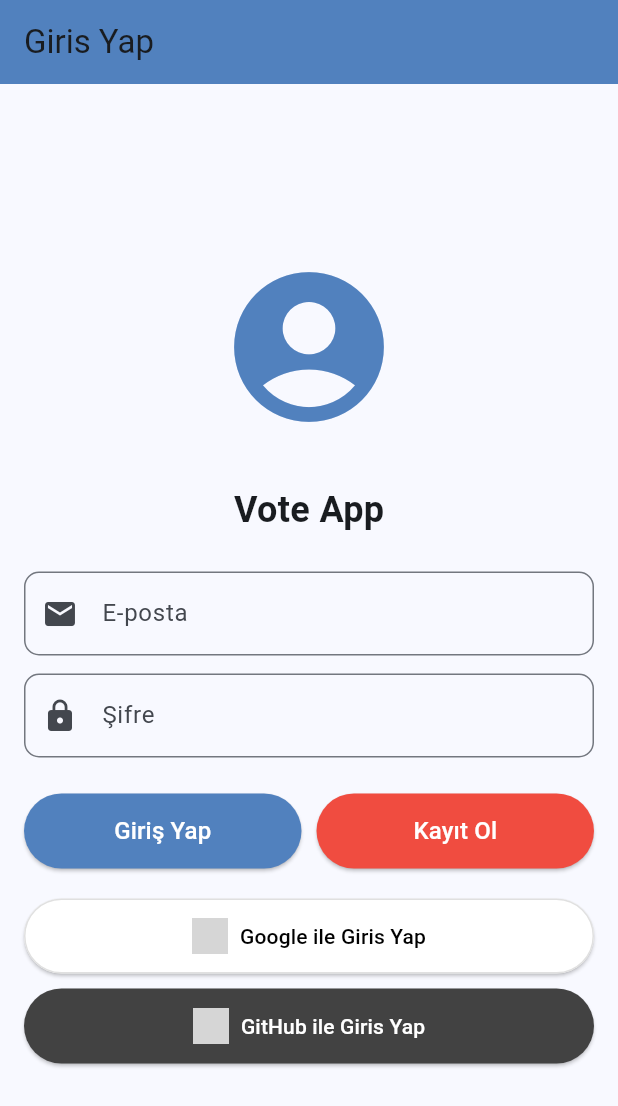
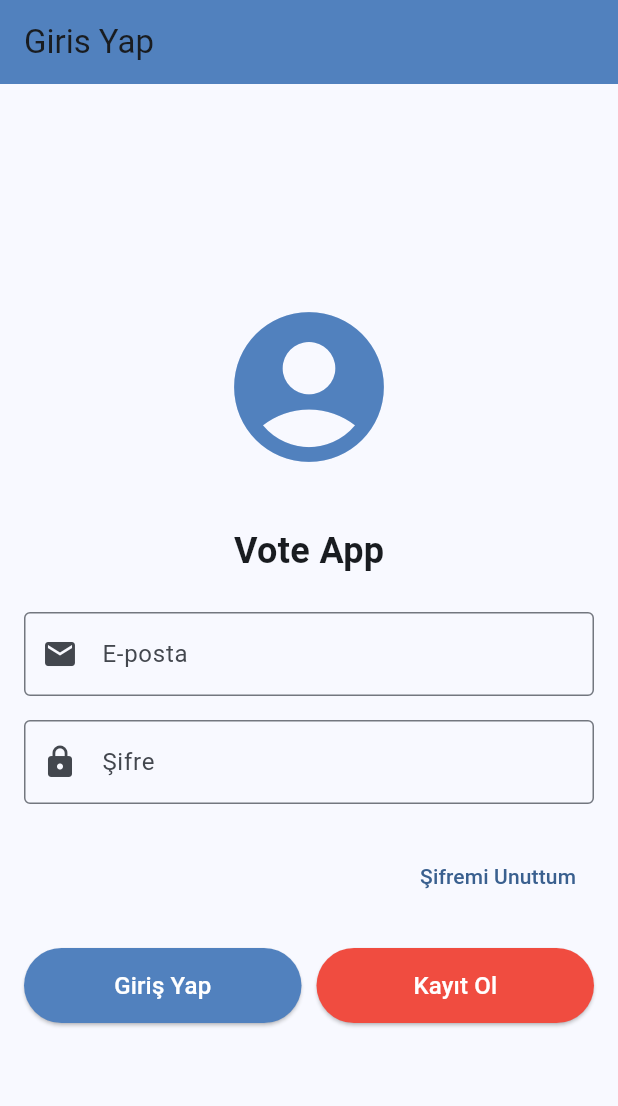
Before and after one commit to Cazi-r/Voxure, a Flutter app: the screen it shows after launch, on a phone screen of 412 x 824 dp. Shown: the top 1106 px of the screen. Run offline on Flutter 3.47's test engine with Material 3 defaults, Android fonts, the phone set to English and light mode, and no system bars; our stand-ins replace cloud_firestore, firebase_auth, firebase_core, shared_preferences, sqflite, supabase_flutter; accounts and stored records are empty; grey boxes are pictures that could not be loaded.

Commit message:
Google ve github kaldırıldı

```diff
--- a/lib/screens/login_page.dart
+++ b/lib/screens/login_page.dart
@@ -102,36 +102,46 @@ class _LoginPageState extends State<LoginPage> {
                   // E-posta giriş alanı
                   TextField(
                     controller: emailController,
+                    keyboardType: TextInputType.emailAddress,
                     decoration: InputDecoration(
-                        labelText: "E-posta",
-                        prefixIcon: Icon(Icons.email),
-                        border: OutlineInputBorder(
-                            borderRadius: BorderRadius.circular(10))),
-                    keyboardType: TextInputType.emailAddress,
-                    textInputAction: TextInputAction.next,
-                    enableSuggestions: true,
-                    autocorrect: false,
+                      labelText: 'E-posta',
+                      hintText: 'E-posta adresinizi girin',
+                      prefixIcon: Icon(Icons.email),
+                      border: OutlineInputBorder(),
+                    ),
                   ),
-                  SizedBox(height: 12),
+                  SizedBox(height: 16),
 
                   // Şifre giriş alanı
                   TextField(
                     controller: sifreController,
                     obscureText: true,
                     decoration: InputDecoration(
-                      labelText: "Şifre",
+                      labelText: 'Şifre',
+                      hintText: 'Şifrenizi girin',
                       prefixIcon: Icon(Icons.lock),
-                      border: OutlineInputBorder(
-                          borderRadius: BorderRadius.circular(10)),
+                      border: OutlineInputBorder(),
                     ),
-                    textInputAction: TextInputAction.done,
-                    enableSuggestions: true,
-                    autocorrect: true,
-                    keyboardType: TextInputType.visiblePassword,
                   ),
                   SizedBox(height: 24),
 
-                  // Giriş butonu
+                  // Şifremi unuttum linki
+                  Align(
+                    alignment: Alignment.centerRight,
+                    child: TextButton(
+                      onPressed: () {
+                        if (!_isValidEmail(emailController.text)) {
+                          _showMessage("Hata", "Şifre sıfırlama için geçerli bir e-posta adresi giriniz.");
+                          return;
+                        }
+                        _resetPassword();
+                      },
+                      child: Text('Şifremi Unuttum'),
+                    ),
+                  ),
+                  SizedBox(height: 24),
+
+                  // Giriş ve Kayıt butonları
                   _isLoading
                       ? CircularProgressIndicator()
                       : Row(
@@ -163,73 +173,6 @@ class _LoginPageState extends State<LoginPage> {
                             ),
                           ],
                         ),
-                  SizedBox(height: 20),
-
-                  // Google ile giris butonu
-                  ElevatedButton.icon(
-                    style: ElevatedButton.styleFrom(
-                      padding: const EdgeInsets.symmetric(horizontal: 20, vertical: 10),
-                      backgroundColor: Colors.white,
-                      foregroundColor: Colors.black,
-                      minimumSize: Size(double.infinity, 50),
-                      side: BorderSide(color: Colors.grey.shade300),
-                    ),
-                    icon: Image.network(
-                      'https://cdn1.iconfinder.com/data/icons/google-s-logo/150/Google_Icons-09-512.png',
-                      height: 24,
-                    ),
-                    label: const Text('Google ile Giris Yap'),
-                    onPressed: () async {
-                      setState(() {
-                        _isLoading = true;
-                      });
-
-                      try {
-                        final user = await _authService.signInWithGoogle();
-                        if (user != null && mounted) {
-                          Navigator.pushReplacementNamed(context, '/home');
-                        }
-                      } finally {
-                        if (mounted) {
-                          setState(() {
-                            _isLoading = false;
-                          });
-                        }
-                      }
-                    },
-                  ),
-                  SizedBox(height: 10),
-                  // GitHub ile giris butonu
-                  ElevatedButton.icon(
-                    style: ElevatedButton.styleFrom(
-                      padding: const EdgeInsets.symmetric(horizontal: 20, vertical: 10),
-                      backgroundColor: Colors.grey[800], // GitHub rengine yakin
-                      foregroundColor: Colors.white,
-                      minimumSize: Size(double.infinity, 50),
-                    ),
-                    icon: Image.network(
-                      'https://github.githubassets.com/images/modules/logos_page/GitHub-Mark.png', // GitHub logosu
-                      height: 24,
-                    ),
-                    label: const Text('GitHub ile Giris Yap'),
-                    onPressed: () async {
-                      setState(() {
-                        _isLoading = true;
-                      });
-                      try {
-                        final user = await _authService.signInWithGitHub();
-                        if (user != null && mounted) {
-                          Navigator.pushReplacementNamed(context, '/home');
-                        }
-                      } finally {
-                        if (mounted) {
-                          setState(() {
-                            _isLoading = false;
-                          });
-                        }
-                      }
-                    },
-                  ),
                 ],
               ),
             ),
--- a/lib/services/auth_service.dart
+++ b/lib/services/auth_service.dart
@@ -1,161 +1,15 @@
 import 'package:firebase_auth/firebase_auth.dart';
-import 'package:google_sign_in/google_sign_in.dart';
-import 'package:flutter_web_auth_2/flutter_web_auth_2.dart';
-import 'dart:convert' show jsonDecode;
-import 'package:http/http.dart' as http;
-import 'package:flutter/services.dart';
 
 class AuthService {
   final FirebaseAuth _auth = FirebaseAuth.instance;
-  final GoogleSignIn _googleSignIn = GoogleSignIn(
-    scopes: ['email', 'profile'],
-    signInOption: SignInOption.standard,
-    hostedDomain: '',  // tüm domainlere izin ver
-    clientId: '',      // Android için gerekli değil
-  );
-
-  // TODO: Bunlari Firebase Remote Config veya guvenli bir yerden alin
-  final String githubClientId = 'Ov23liJTc47yorORCyTL';
-  final String githubClientSecret = 'edaac4c438730123cb5bb70a706653bb270f338d';
-
-  // Bu, Firebase Console'da GitHub saglayicisi icin yapilandirilan URL'dir.
-  // flutter_web_auth_2 tarafindan dogrudan kullanilmaz.
-  final String firebaseGithubAuthHandlerUrl = 'https://voxure-app.firebaseapp.com/__/auth/handler';
-
-  // Uygulamanizin GitHub'dan gelen callback'i yakalamak icin kullanacagi ozel sema.
-  static const String appSpecificCallbackScheme = 'voxureauth';
-  // GitHub OAuth App ayarlarinda "Authorization callback URL" olarak bunu girmelisiniz.
-  static const String githubRedirectUriForApp = '$appSpecificCallbackScheme://github-auth-callback';
 
   // Mevcut kullanici durumunu izle
   Stream<User?> get authStateChanges => _auth.authStateChanges();
-
-  // Google ile giris yap
-  Future<UserCredential?> signInWithGoogle() async {
-    try {
-      // Önce mevcut hesaptan çıkış yap
-      await _googleSignIn.signOut();
-
-      print('Google giris basladi');
-      // Google Sign-In akisini baslat
-      final GoogleSignInAccount? googleUser = await _googleSignIn.signIn();
-
-      if (googleUser == null) {
-        print('Google giris iptal edildi');
-        return null;
-      }
-
-      print('Google hesabi secildi: ${googleUser.email}');
-
-      // Google Sign-In kimlik bilgilerini al
-      final GoogleSignInAuthentication googleAuth = await googleUser.authentication;
-
-      // Firebase kimlik bilgilerini olustur
-      final credential = GoogleAuthProvider.credential(
-        accessToken: googleAuth.accessToken,
-        idToken: googleAuth.idToken,
-      );
-
-      print('Firebase ile giris yapiliyor...');
-      // Firebase ile giris yap
-      final UserCredential userCredential = await _auth.signInWithCredential(credential);
-      print('Firebase giris basarili: ${userCredential.user?.email}');
-
-      return userCredential;
-    } catch (e) {
-      print('Google giris hatasi: $e');
-      return null;
-    }
-  }
-
-  // GitHub ile giris yap
-  Future<UserCredential?> signInWithGitHub() async {
-    print('GitHub ile giris baslatiliyor...');
-    try {
-      final String authorizationUrl =
-          'https://github.com/login/oauth/authorize?client_id=$githubClientId&scope=read:user%20user:email&redirect_uri=$githubRedirectUriForApp';
-      print('Yetkilendirme URL: $authorizationUrl');
-      print('Callback scheme: $appSpecificCallbackScheme');
-
-      String? result; // Nullable yapalim
-      try {
-        result = await FlutterWebAuth2.authenticate(
-          url: authorizationUrl,
-          callbackUrlScheme: appSpecificCallbackScheme,
-        );
-        print('FlutterWebAuth2.authenticate BASARILI sonucu: $result');
-      } catch (authError) {
-        print('FlutterWebAuth2.authenticate ICINDE HATA: $authError'); // authenticate icindeki hatayi yakala
-        rethrow; // Hatayi dis try-catch'e ilet
-      }
-
-      if (result == null) { // Islem iptal edilmis veya null donmus olabilir
-          print('GitHub OAuth: FlutterWebAuth2.authenticate null sonuc dondu veya islem iptal edildi.');
-          return null;
-      }
-
-      print('Alinan tam geri arama URL: $result');
-
-      final uri = Uri.parse(result);
-      final code = uri.queryParameters['code'];
-
-      if (code == null) {
-        print('GitHub OAuth: Kod alinamadi. Gelen URI\'da \'code\' parametresi yok. URI: $result');
-        if (uri.queryParameters.containsKey('error')) {
-          print('GitHub OAuth Hata Detaylari: error=${uri.queryParameters['error']}, error_description=${uri.queryParameters['error_description']}, error_uri=${uri.queryParameters['error_uri']}');
-        }
-        return null;
-      }
-      print('GitHub OAuth: Kod basariyla alindi: $code');
-
-      final tokenResponse = await http.post(
-        Uri.parse('https://github.com/login/oauth/access_token'),
-        headers: {'Accept': 'application/json'},
-        body: {
-          'client_id': githubClientId,
-          'client_secret': githubClientSecret,
-          'code': code,
-          'redirect_uri': githubRedirectUriForApp, // GitHub'a bu da gonderilebilir, bazi akislarda gerekir
-        },
-      );
-
-      if (tokenResponse.statusCode != 200) {
-        print('GitHub OAuth: Erisim anahtari alinamadi. Hata: ${tokenResponse.body}');
-        return null;
-      }
-
-      final accessToken = jsonDecode(tokenResponse.body)['access_token'];
-      if (accessToken == null) {
-        print('GitHub OAuth: Erisim anahtari bulunamadi.');
-        return null;
-      }
-
-      final credential = GithubAuthProvider.credential(accessToken);
-      return await _auth.signInWithCredential(credential);
-    } catch (e) {
-      // Bu dis catch blogu, authenticate icindeki rethrow edilen veya diger hatalari yakalar
-      if (e is PlatformException && e.code == 'CANCELED') {
-          print('GitHub giris hatasi: Kullanici islemi iptal etti (PlatformException CANCELED).');
-      } else {
-          print('GitHub giris genel hatasi: $e');
-      }
-      return null;
-    }
-  }
 
   // Cikis yap
   Future<void> signOut() async {
     try {
       print('AuthService: Cikis islemi baslatiliyor...');
-
-      print('AuthService: Google hesabindan cikis deneniyor...');
-      try {
-        await _googleSignIn.signOut();
-        print('AuthService: Google hesabindan cikis basarili');
-      } catch (e) {
-        print('AuthService: Google cikis hatasi: $e');
-        // Google cikis hatasi genel cikisi engellemeyecek
-      }
 
       print('AuthService: Firebase cikisi deneniyor...');
       try {
--- a/pubspec.yaml
+++ b/pubspec.yaml
@@ -34,8 +34,6 @@ dependencies:
   firebase_core: ^2.24.2
   firebase_auth: ^4.15.3
   cloud_firestore: ^4.13.6
-  google_sign_in: ^6.2.1
-  flutter_web_auth_2: ^3.0.0 # GitHub OAuth icin eklendi
   supabase_flutter: ^2.9.0
   uuid: ^4.5.1
 
```
Also changed, not shown: 1 other file.
